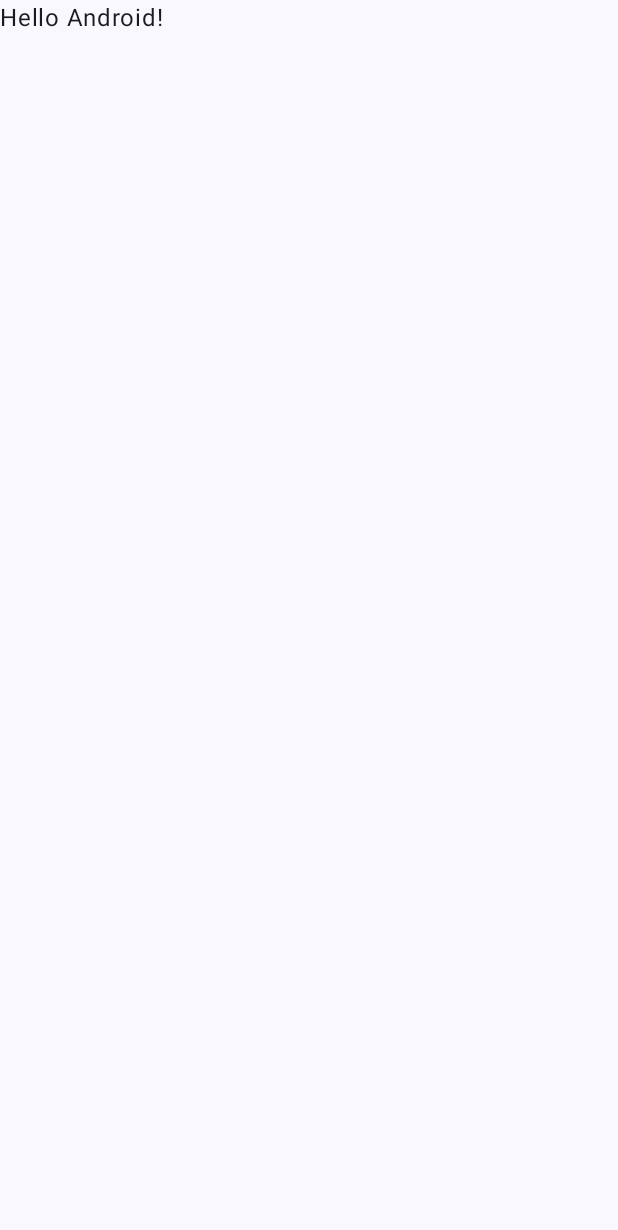
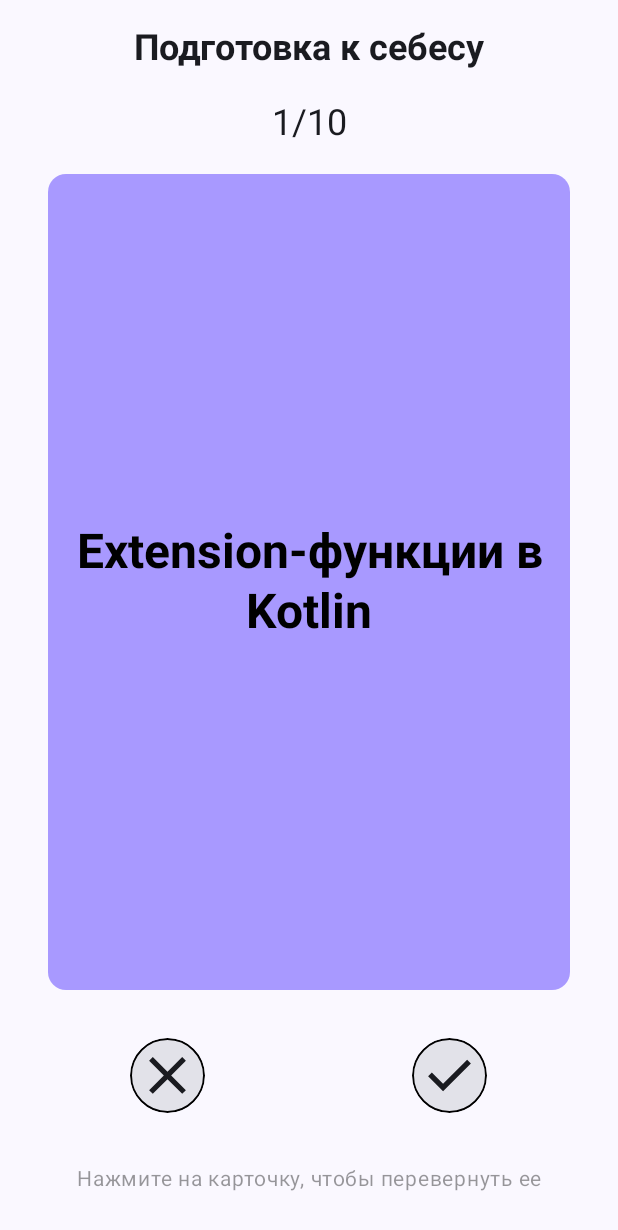
Before and after one commit to yanetto/FlashIt, an Android app built with Jetpack Compose: the screen it shows after launch (MainActivity), on a phone screen of 412 x 824 dp. Before the commit the part shown is almost empty. Shown: the top 1230 px of the screen. Run offline under Robolectric (Android 15) with nearby library versions, the light colour scheme and no system bars; our stand-ins replace Dagger/Hilt's generated code.

Commit message:
- added nav screen

```diff
--- a/app/build.gradle.kts
+++ b/app/build.gradle.kts
@@ -53,6 +53,7 @@ android {
 
 dependencies {
     implementation(libs.hilt.android)
+    implementation(libs.androidx.navigation.compose)
     kapt(libs.hilt.android.compiler)
 
     implementation(libs.androidx.core.ktx)
--- a/app/src/main/java/com/yanetto/flashit/MainActivity.kt
+++ b/app/src/main/java/com/yanetto/flashit/MainActivity.kt
@@ -11,6 +11,7 @@ import androidx.compose.material3.Text
 import androidx.compose.runtime.Composable
 import androidx.compose.ui.Modifier
 import androidx.compose.ui.tooling.preview.Preview
+import com.yanetto.flashit.ui.navigation.FlashItApp
 import com.yanetto.flashit.ui.theme.FlashItTheme
 
 class MainActivity : ComponentActivity() {
@@ -19,29 +20,8 @@ class MainActivity : ComponentActivity() {
         enableEdgeToEdge()
         setContent {
             FlashItTheme {
-                Scaffold(modifier = Modifier.fillMaxSize()) { innerPadding ->
-                    Greeting(
-                        name = "Android",
-                        modifier = Modifier.padding(innerPadding)
-                    )
-                }
+               FlashItApp()
             }
         }
     }
 }
-
-@Composable
-fun Greeting(name: String, modifier: Modifier = Modifier) {
-    Text(
-        text = "Hello $name!",
-        modifier = modifier
-    )
-}
-
-@Preview(showBackground = true)
-@Composable
-fun GreetingPreview() {
-    FlashItTheme {
-        Greeting("Android")
-    }
-}
--- /dev/null
+++ b/app/src/main/java/com/yanetto/flashit/ui/navigation/NavigationScreen.kt
@@ -0,0 +1,60 @@
+package com.yanetto.flashit.ui.navigation
+
+import androidx.compose.foundation.layout.fillMaxSize
+import androidx.compose.foundation.layout.padding
+import androidx.compose.foundation.rememberScrollState
+import androidx.compose.foundation.verticalScroll
+import androidx.compose.material3.Scaffold
+import androidx.compose.runtime.Composable
+import androidx.compose.runtime.getValue
+import androidx.compose.ui.Modifier
+import androidx.navigation.NavHostController
+import androidx.navigation.compose.NavHost
+import androidx.navigation.compose.composable
+import androidx.navigation.compose.currentBackStackEntryAsState
+import androidx.navigation.compose.rememberNavController
+import com.yanetto.flashit.ui.screens.cardscreen.CardScreen
+
+enum class AppScreen {
+    Home,
+    Learn,
+    Grid,
+    Edit
+}
+
+@Composable
+fun FlashItApp(
+    navController: NavHostController = rememberNavController()
+) {
+    val backStackEntry by navController.currentBackStackEntryAsState()
+    val currentScreen = AppScreen.valueOf(
+        backStackEntry?.destination?.route ?: AppScreen.Learn.name
+    )
+
+    Scaffold(modifier = Modifier.fillMaxSize()) { innerPadding ->
+        NavHost(
+            navController = navController,
+            startDestination = AppScreen.Learn.name,
+            modifier = Modifier
+                .fillMaxSize()
+                .verticalScroll(rememberScrollState())
+                .padding(innerPadding)
+        ) {
+            composable(route = AppScreen.Home.name) {
+
+            }
+
+            composable(route = AppScreen.Learn.name) {
+                CardScreen()
+            }
+
+            composable(route = AppScreen.Grid.name) {
+
+            }
+
+            composable(route = AppScreen.Edit.name) {
+
+            }
+        }
+    }
+}
--- a/app/src/main/java/com/yanetto/flashit/ui/screens/cardscreen/CardScreen.kt
+++ b/app/src/main/java/com/yanetto/flashit/ui/screens/cardscreen/CardScreen.kt
@@ -27,6 +27,7 @@ import androidx.compose.ui.text.font.FontWeight
 import androidx.compose.ui.text.style.TextAlign
 import androidx.compose.ui.tooling.preview.Preview
 import androidx.compose.ui.unit.dp
+import androidx.compose.ui.unit.sp
 import com.yanetto.flashit.R
 
 @Composable
@@ -133,6 +134,7 @@ fun CardScreen(
         Text(
             text = "Нажмите на карточку, чтобы перевернуть ее",
             color = Color.Black.copy(0.4f),
+            fontSize = 14.sp,
             modifier = Modifier
                 .fillMaxWidth()
                 .weight(0.5f),
--- a/gradle/libs.versions.toml
+++ b/gradle/libs.versions.toml
@@ -11,6 +11,7 @@ activityCompose = "1.9.3"
 composeBom = "2024.10.01"
 hiltAndroid = "2.51.1"
 hiltAndroidCompiler = "2.51.1"
+navigationCompose = "2.8.3"
 
 [libraries]
 androidx-core-ktx = { group = "androidx.core", name = "core-ktx", version.ref = "coreKtx" }
@@ -30,6 +31,7 @@ androidx-material3 = { group = "androidx.compose.material3", name = "material3"
 
 hilt-android = { module = "com.google.dagger:hilt-android", version.ref = "hiltAndroid" }
 hilt-android-compiler = { module = "com.google.dagger:hilt-android-compiler", version.ref = "hiltAndroidCompiler" }
+androidx-navigation-compose = { group = "androidx.navigation", name = "navigation-compose", version.ref = "navigationCompose" }
 
 [plugins]
 android-application = { id = "com.android.application", version.ref = "agp" }
```
